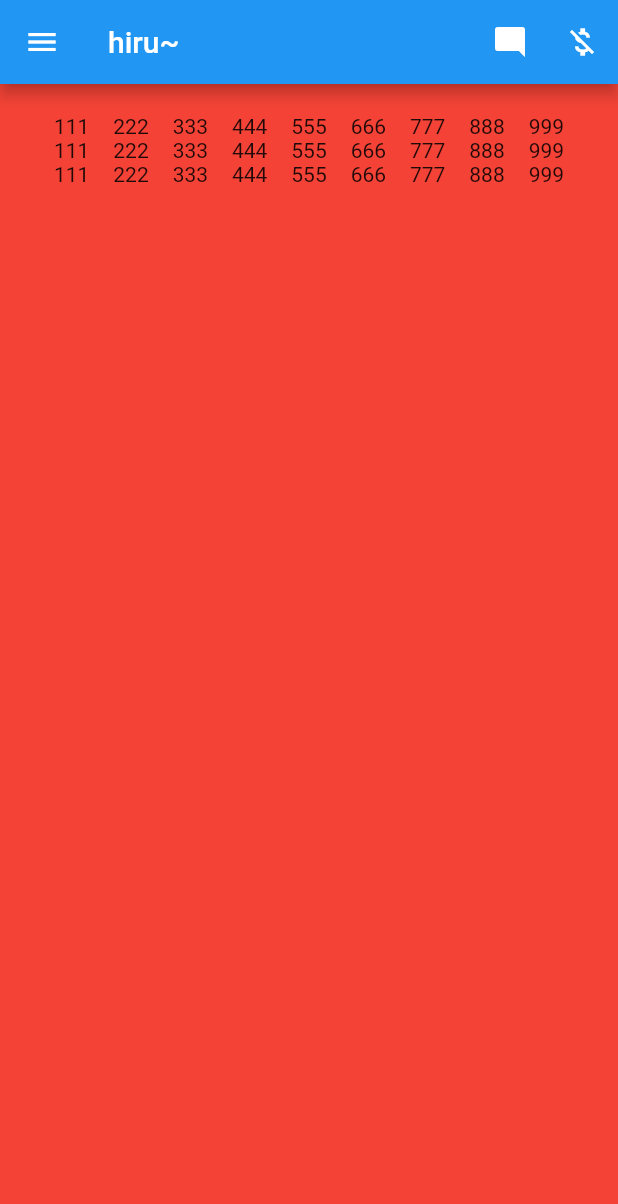
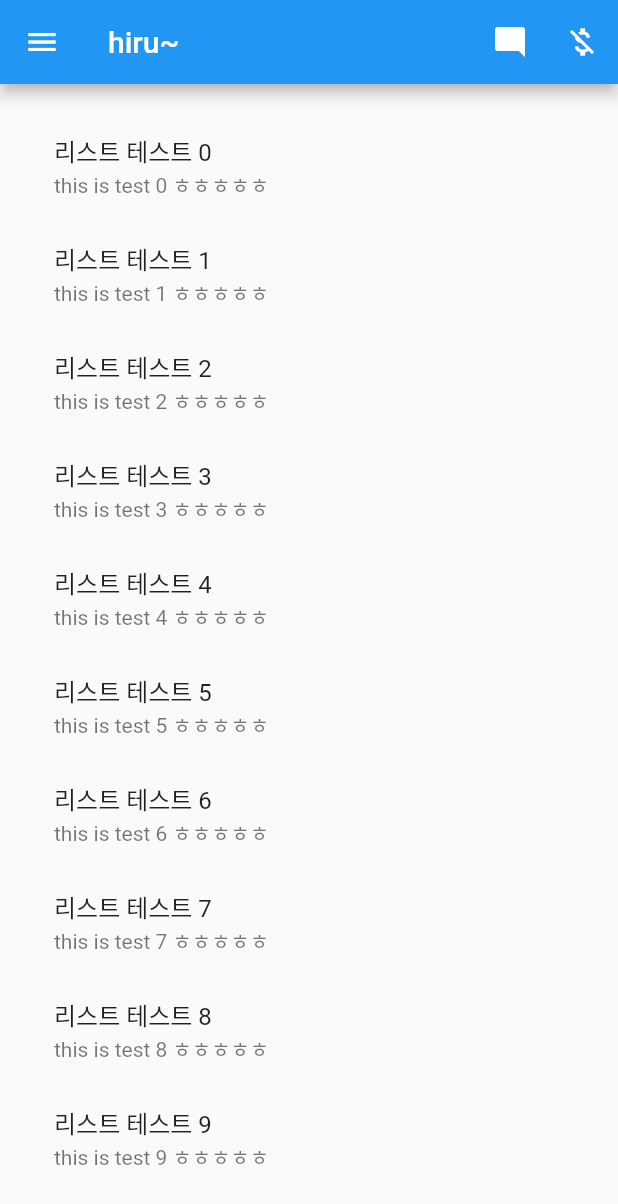
Before and after one commit to leechis7/ff, a Flutter app: the screen it shows after launch, on a phone screen of 412 x 824 dp. Shown: the top 1204 px of the screen. Run offline on Flutter 3.47's test engine with Material 2 defaults, Android fonts, the phone set to English and light mode, and no system bars.

Commit message:
3. 리스트 출력하기

```diff
--- a/lib/main.dart
+++ b/lib/main.dart
@@ -31,10 +31,30 @@ class MyApp extends StatelessWidget {
   Widget body() {
     return Container(
       padding: EdgeInsets.all(20),
-      decoration: BoxDecoration(
-        color: Colors.red,
-      ),
-      child: cols()
+      // decoration: BoxDecoration(
+      //   color: Colors.red,
+      // ),
+      child: testList()
+    );
+  }
+
+  Widget testList() {
+    // List<String> items = [];
+    // for (var i = 0; i < 100; i++)
+    //   items.add('a $i');
+    List<String> items = List.generate(100, (index) => '리스트 테스트 $index');
+
+    // return Column(
+    //   children: List.generate(items.length, (index) => Text(items[index]))
+    // );
+    return ListView.builder(
+      itemCount: items.length,
+      itemBuilder: (context, i) {
+        return ListTile(
+          title: Text(items[i]),
+          subtitle: Text('this is test $i ㅎㅎㅎㅎㅎ'),
+        );
+      }
     );
   }
 
```
